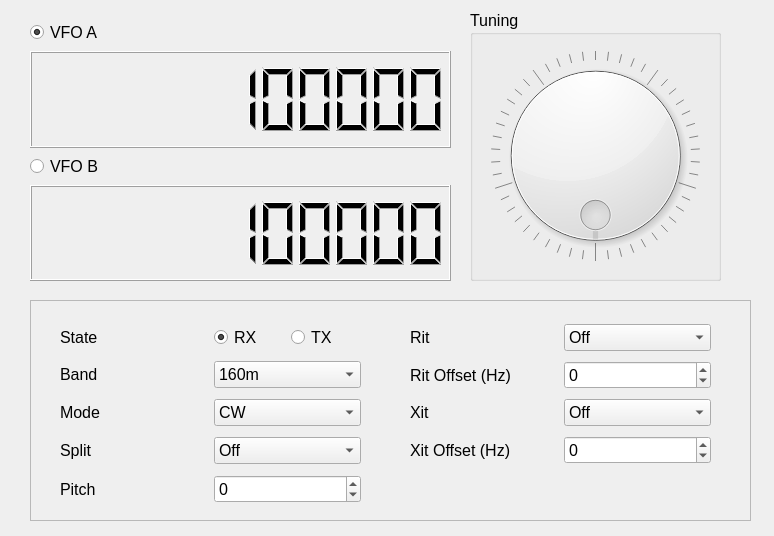
Above: Sources/U2.Suite/ui/EmulatorMainWindow.ui from ut8uu/U2.Suite.Python before the change. Below: the same form after it.
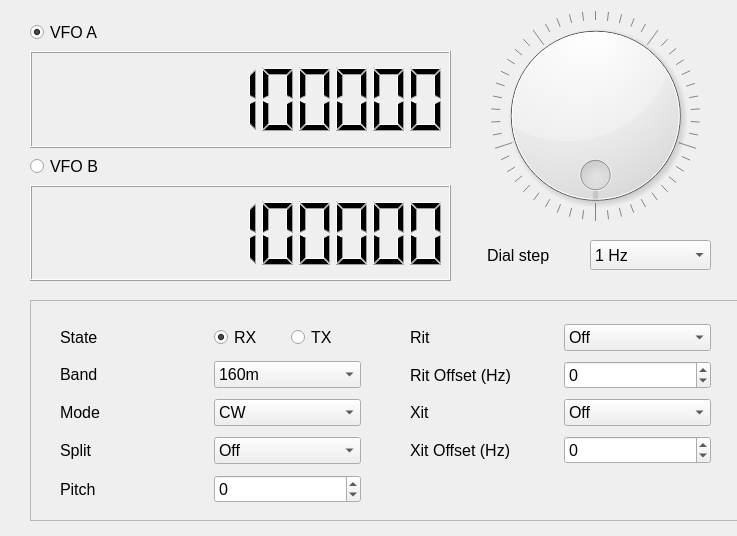
That is the form after the change.

Commit message: Added dial step

```diff
--- a/Sources/U2.Suite/ui/EmulatorMainWindow.ui
+++ b/Sources/U2.Suite/ui/EmulatorMainWindow.ui
@@ -6,7 +6,7 @@
    <rect>
     <x>0</x>
     <y>0</y>
-    <width>774</width>
+    <width>737</width>
     <height>536</height>
    </rect>
   </property>
@@ -431,63 +431,6 @@
      </layout>
     </widget>
    </widget>
-   <widget class="QGroupBox" name="gbTuning">
-    <property name="geometry">
-     <rect>
-      <x>470</x>
-      <y>10</y>
-      <width>251</width>
-      <height>271</height>
-     </rect>
-    </property>
-    <property name="font">
-     <font>
-      <pointsize>12</pointsize>
-     </font>
-    </property>
-    <property name="title">
-     <string>Tuning</string>
-    </property>
-    <widget class="QDial" name="dial">
-     <property name="geometry">
-      <rect>
-       <x>20</x>
-       <y>40</y>
-       <width>211</width>
-       <height>211</height>
-      </rect>
-     </property>
-     <property name="font">
-      <font>
-       <pointsize>12</pointsize>
-      </font>
-     </property>
-     <property name="minimum">
-      <number>0</number>
-     </property>
-     <property name="maximum">
-      <number>100</number>
-     </property>
-     <property name="singleStep">
-      <number>1</number>
-     </property>
-     <property name="pageStep">
-      <number>20</number>
-     </property>
-     <property name="orientation">
-      <enum>Qt::Horizontal</enum>
-     </property>
-     <property name="wrapping">
-      <bool>true</bool>
-     </property>
-     <property name="notchTarget">
-      <double>5.000000000000000</double>
-     </property>
-     <property name="notchesVisible">
-      <bool>true</bool>
-     </property>
-    </widget>
-   </widget>
    <widget class="QWidget" name="verticalLayoutWidget">
     <property name="geometry">
      <rect>
@@ -577,6 +520,113 @@
      </item>
     </layout>
    </widget>
+   <widget class="QDial" name="dial">
+    <property name="geometry">
+     <rect>
+      <x>490</x>
+      <y>10</y>
+      <width>211</width>
+      <height>211</height>
+     </rect>
+    </property>
+    <property name="font">
+     <font>
+      <pointsize>12</pointsize>
+     </font>
+    </property>
+    <property name="minimum">
+     <number>0</number>
+    </property>
+    <property name="maximum">
+     <number>100</number>
+    </property>
+    <property name="singleStep">
+     <number>1</number>
+    </property>
+    <property name="pageStep">
+     <number>20</number>
+    </property>
+    <property name="orientation">
+     <enum>Qt::Horizontal</enum>
+    </property>
+    <property name="wrapping">
+     <bool>true</bool>
+    </property>
+    <property name="notchTarget">
+     <double>5.000000000000000</double>
+    </property>
+    <property name="notchesVisible">
+     <bool>true</bool>
+    </property>
+   </widget>
+   <widget class="QLabel" name="lblMult">
+    <property name="geometry">
+     <rect>
+      <x>487</x>
+      <y>240</y>
+      <width>91</width>
+      <height>30</height>
+     </rect>
+    </property>
+    <property name="font">
+     <font>
+      <pointsize>12</pointsize>
+     </font>
+    </property>
+    <property name="text">
+     <string>Dial step</string>
+    </property>
+   </widget>
+   <widget class="QComboBox" name="cbTuningMult">
+    <property name="geometry">
+     <rect>
+      <x>590</x>
+      <y>240</y>
+      <width>121</width>
+      <height>30</height>
+     </rect>
+    </property>
+    <property name="font">
+     <font>
+      <pointsize>12</pointsize>
+     </font>
+    </property>
+    <item>
+     <property name="text">
+      <string>1 Hz</string>
+     </property>
+    </item>
+    <item>
+     <property name="text">
+      <string>10 Hz</string>
+     </property>
+    </item>
+    <item>
+     <property name="text">
+      <string>100 Hz</string>
+     </property>
+    </item>
+    <item>
+     <property name="text">
+      <string>1 kHz</string>
+     </property>
+    </item>
+    <item>
+     <property name="text">
+      <string>10 kHz</string>
+     </property>
+    </item>
+    <item>
+     <property name="text">
+      <string>100 kHz</string>
+     </property>
+    </item>
+    <item>
+     <property name="text">
+      <string>1 MHz</string>
+     </property>
+    </item>
+   </widget>
   </widget>
   <action name="actionE_xit">
    <property name="text">
```
Left out of the diff: 108 changed lines with no effect on the pictures.
